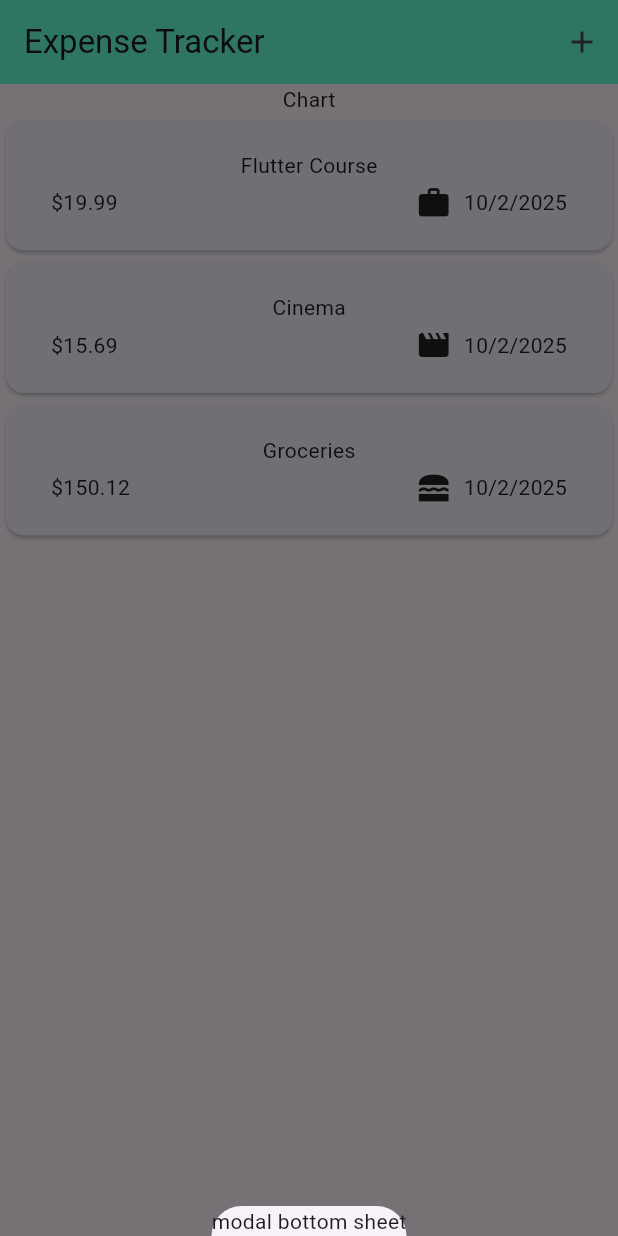
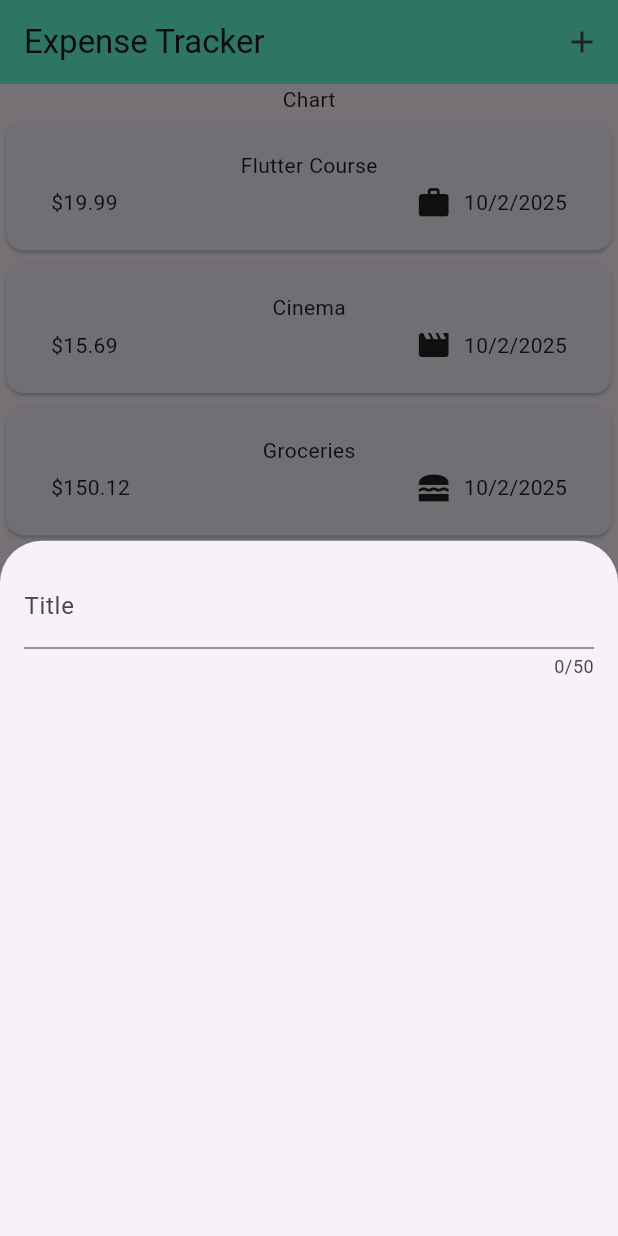
Before and after one commit to 63emre/expense_tracker_app, a Flutter app: the screen it shows after launch, after a tap on the "add" icon, on a phone screen of 412 x 824 dp. Run offline on Flutter 3.47's test engine with Material 3 defaults, Android fonts, the phone set to English and light mode, and no system bars.

Commit message:
added textfield and overlay padding for NewExpenses

```diff
--- a/lib/widgets/expenses.dart
+++ b/lib/widgets/expenses.dart
@@ -1,4 +1,5 @@
 import 'package:expense_tracker_app/models/expense.dart';
+import 'package:expense_tracker_app/widgets/new_expense.dart';
 import 'package:flutter/material.dart';
 import 'expenses_list/expenses_list.dart';
 
@@ -36,7 +37,7 @@ class _ExpensesState extends State<Expenses> {
   void _openExpensesOverlay() {
     showModalBottomSheet(
       context: context,
-      builder: (ctx) => Text("modal bottom sheet"),
+      builder: (ctx) => const NewExpense(),
     );
   }
 
--- /dev/null
+++ b/lib/widgets/new_expense.dart
@@ -0,0 +1,26 @@
+import 'package:flutter/material.dart';
+
+class NewExpense extends StatefulWidget {
+  const NewExpense({super.key});
+  @override
+  State<NewExpense> createState() {
+    return _NewExpense();
+  }
+}
+
+class _NewExpense extends State<NewExpense> {
+  @override
+  Widget build(BuildContext context) {
+    return Padding(
+      padding: const EdgeInsetsGeometry.all(16),
+      child: Column(
+        children: [
+          const TextField(
+            maxLength: 50,
+            decoration: InputDecoration(label: Text("Title")),
+          ),
+        ],
+      ),
+    );
+  }
+}
```
